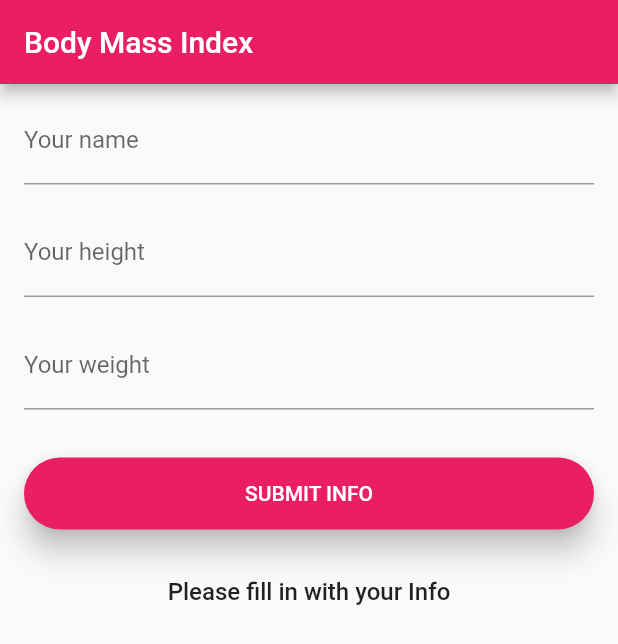
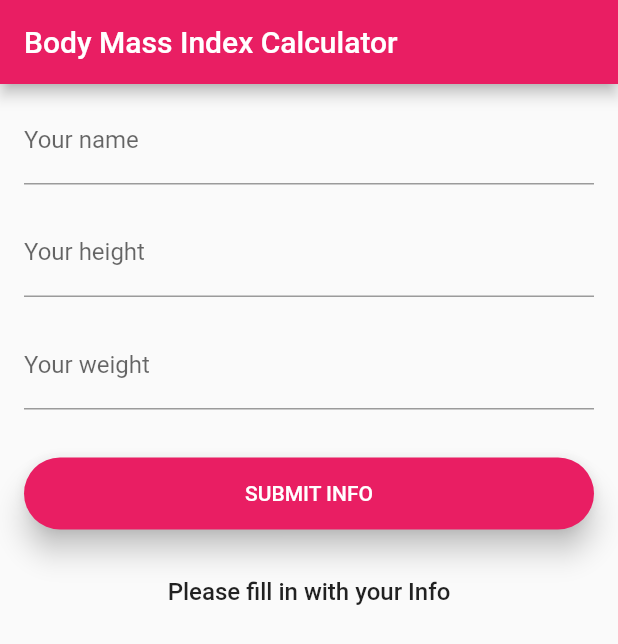
Before and after one commit to Dark3088/bmi_app, a Flutter app: the screen it shows after launch, on a phone screen of 412 x 824 dp. Shown: the top 644 px of the screen. Run offline on Flutter 3.47's test engine with Material 2 defaults, Android fonts, the phone set to English and light mode, and no system bars.

```diff
--- a/lib/main.dart
+++ b/lib/main.dart
@@ -18,7 +18,7 @@ class MyApp extends StatelessWidget {
       theme: ThemeData(
         primarySwatch: Colors.pink,
       ),
-      home: const MyHomePage(title: 'Body Mass Index'),
+      home: const MyHomePage(title: 'Body Mass Index Calculator'),
     );
   }
 }
```
Also changed, not shown: lib/media/bmi_app_0.jpg (added), lib/media/bmi_app_1.jpg (added), lib/media/bmi_app_2.jpg (added), 1 other file.
